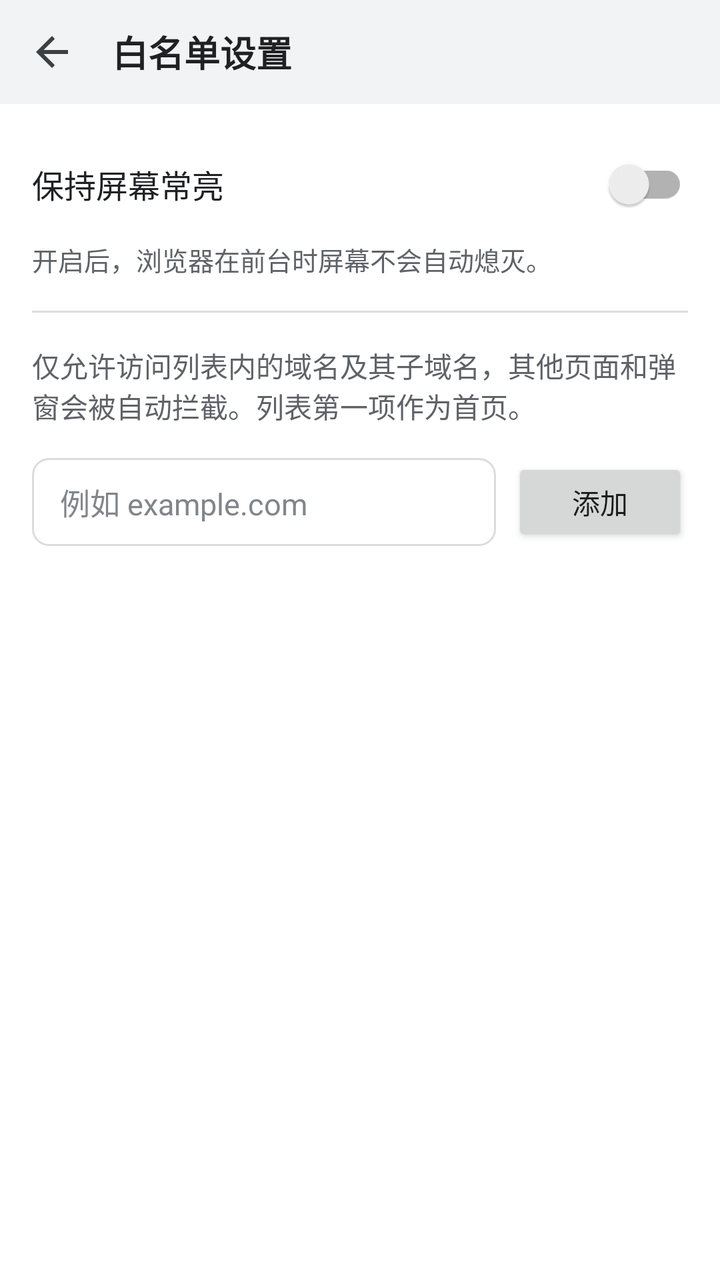
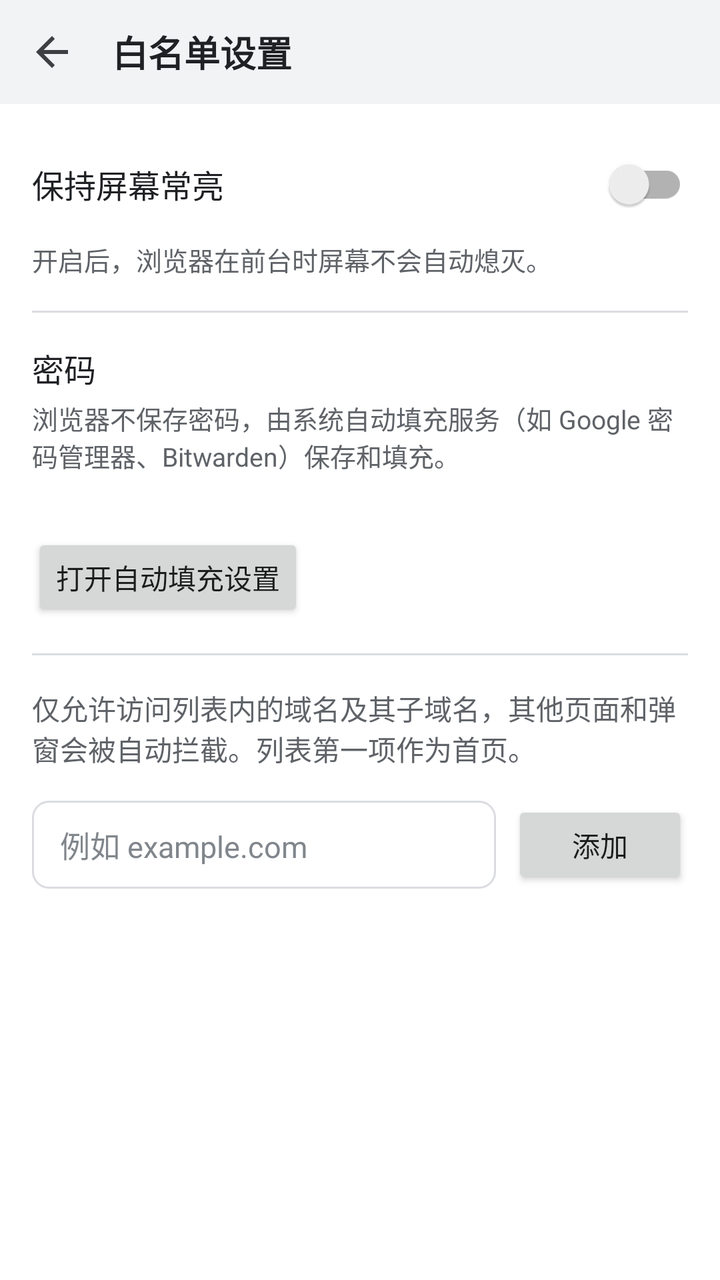

The first picture is an Android layout as it rendered before a commit; the second is the same layout after the commit. The layout source and the unified diff follow.
<!-- AndroidManifest.xml: application theme Theme.YarnChrome -->
<!-- res/layout/activity_settings.xml -->
<?xml version="1.0" encoding="utf-8"?>
<LinearLayout xmlns:android="http://schemas.android.com/apk/res/android"
    android:layout_width="match_parent"
    android:layout_height="match_parent"
    android:background="#FFFFFF"
    android:orientation="vertical">

    <LinearLayout
        android:layout_width="match_parent"
        android:layout_height="52dp"
        android:background="#F1F3F4"
        android:gravity="center_vertical"
        android:orientation="horizontal"
        android:paddingStart="4dp"
        android:paddingEnd="16dp">

        <ImageButton
            android:id="@+id/btnClose"
            android:layout_width="44dp"
            android:layout_height="44dp"
            android:background="?attr/selectableItemBackgroundBorderless"
            android:contentDescription="@string/back"
            android:src="@drawable/ic_back"
            android:tint="#3C4043" />

        <TextView
            android:layout_width="wrap_content"
            android:layout_height="wrap_content"
            android:layout_marginStart="8dp"
            android:text="@string/settings_title"
            android:textColor="#202124"
            android:textSize="18sp"
            android:textStyle="bold" />
    </LinearLayout>

    <ScrollView
        android:layout_width="match_parent"
        android:layout_height="0dp"
        android:layout_weight="1"
        android:fillViewport="true">

        <LinearLayout
            android:layout_width="match_parent"
            android:layout_height="wrap_content"
            android:layout_gravity="center_horizontal"
            android:orientation="vertical"
            android:padding="16dp">

            <androidx.appcompat.widget.SwitchCompat
                android:id="@+id/switchKeepOn"
                android:layout_width="match_parent"
                android:layout_height="48dp"
                android:text="@string/keep_screen_on"
                android:textColor="#202124"
                android:textSize="16sp" />

            <TextView
                android:layout_width="match_parent"
                android:layout_height="wrap_content"
                android:layout_marginTop="4dp"
                android:text="@string/keep_screen_on_desc"
                android:textColor="#5F6368"
                android:textSize="13sp" />

            <View
                android:layout_width="match_parent"
                android:layout_height="1dp"
                android:layout_marginTop="16dp"
                android:layout_marginBottom="16dp"
                android:background="#DADCE0" />

            <TextView
                android:layout_width="match_parent"
                android:layout_height="wrap_content"
                android:text="@string/settings_desc"
                android:textColor="#5F6368"
                android:textSize="14sp" />

            <LinearLayout
                android:layout_width="match_parent"
                android:layout_height="wrap_content"
                android:layout_marginTop="16dp"
                android:gravity="center_vertical"
                android:orientation="horizontal">

                <EditText
                    android:id="@+id/domainInput"
                    android:layout_width="0dp"
                    android:layout_height="44dp"
                    android:layout_weight="1"
                    android:background="@drawable/bg_address"
                    android:hint="@string/domain_hint"
                    android:imeOptions="actionDone"
                    android:importantForAutofill="no"
                    android:inputType="textUri"
                    android:maxLines="1"
                    android:paddingStart="14dp"
                    android:paddingEnd="14dp"
                    android:textColor="#202124"
                    android:textColorHint="#80868B"
                    android:textSize="15sp" />

                <Button
                    android:id="@+id/btnAdd"
                    android:layout_width="wrap_content"
                    android:layout_height="44dp"
                    android:layout_marginStart="8dp"
                    android:text="@string/add" />
            </LinearLayout>

            <LinearLayout
                android:id="@+id/domainList"
                android:layout_width="match_parent"
                android:layout_height="wrap_content"
                android:layout_marginTop="12dp"
                android:orientation="vertical" />

            <TextView
                android:id="@+id/emptyView"
                android:layout_width="match_parent"
                android:layout_height="wrap_content"
                android:layout_marginTop="24dp"
                android:gravity="center"
                android:text="@string/empty_whitelist"
                android:textColor="#80868B"
                android:textSize="14sp"
                android:visibility="gone" />
        </LinearLayout>
    </ScrollView>
</LinearLayout>
<!-- resources referenced by this layout -->
<resources>
  <!-- drawable bg_address (drawable) -->
  <?xml version="1.0" encoding="utf-8"?>
  <shape xmlns:android="http://schemas.android.com/apk/res/android"
      android:shape="rectangle">
      <solid android:color="#FFFFFF" />
      <stroke
          android:width="1dp"
          android:color="#DADCE0" />
      <corners android:radius="8dp" />
  </shape>
  <!-- drawable ic_back (drawable) -->
  <?xml version="1.0" encoding="utf-8"?>
  <vector xmlns:android="http://schemas.android.com/apk/res/android"
      android:width="24dp"
      android:height="24dp"
      android:viewportWidth="24"
      android:viewportHeight="24">
      <path
          android:fillColor="#FF000000"
          android:pathData="M20,11H7.83l5.59,-5.59L12,4l-8,8 8,8 1.41,-1.41L7.83,13H20v-2z" />
  </vector>
  <string name="add">添加</string>
  <string name="back">后退</string>
  <string name="domain_hint">例如 example.com</string>
  <string name="empty_whitelist">白名单为空，请先添加允许访问的域名</string>
  <string name="keep_screen_on">保持屏幕常亮</string>
  <string name="keep_screen_on_desc">开启后，浏览器在前台时屏幕不会自动熄灭。</string>
  <string name="settings_desc">仅允许访问列表内的域名及其子域名，其他页面和弹窗会被自动拦截。列表第一项作为首页。</string>
  <string name="settings_title">白名单设置</string>
  <style name="Theme.YarnChrome" parent="Theme.AppCompat.Light.NoActionBar">
          <item name="colorPrimary">#1A73E8</item>
          <item name="colorPrimaryDark">#F1F3F4</item>
          <item name="colorAccent">#1A73E8</item>
          <item name="android:windowBackground">@android:color/white</item>
          <item name="android:windowLightStatusBar">true</item>
      </style>
</resources>

<!-- the commit's change to res/layout/activity_settings.xml (unified diff, before → after) -->
@@ -72,6 +72,44 @@
             <TextView
                 android:layout_width="match_parent"
                 android:layout_height="wrap_content"
+                android:text="@string/autofill_title"
+                android:textColor="#202124"
+                android:textSize="16sp" />
+
+            <TextView
+                android:id="@+id/autofillDesc"
+                android:layout_width="match_parent"
+                android:layout_height="wrap_content"
+                android:layout_marginTop="4dp"
+                android:text="@string/autofill_desc"
+                android:textColor="#5F6368"
+                android:textSize="13sp" />
+
+            <TextView
+                android:id="@+id/autofillStatus"
+                android:layout_width="match_parent"
+                android:layout_height="wrap_content"
+                android:layout_marginTop="8dp"
+                android:textColor="#3C4043"
+                android:textSize="13sp" />
+
+            <Button
+                android:id="@+id/btnAutofill"
+                android:layout_width="wrap_content"
+                android:layout_height="44dp"
+                android:layout_marginTop="4dp"
+                android:text="@string/autofill_open" />
+
+            <View
+                android:layout_width="match_parent"
+                android:layout_height="1dp"
+                android:layout_marginTop="16dp"
+                android:layout_marginBottom="16dp"
+                android:background="#DADCE0" />
+
+            <TextView
+                android:layout_width="match_parent"
+                android:layout_height="wrap_content"
                 android:text="@string/settings_desc"
                 android:textColor="#5F6368"
                 android:textSize="14sp" />
<!-- resource entries referenced after the edit -->
@@ -22,6 +22,9 @@
           android:pathData="M20,11H7.83l5.59,-5.59L12,4l-8,8 8,8 1.41,-1.41L7.83,13H20v-2z" />
   </vector>
   <string name="add">添加</string>
+  <string name="autofill_desc">浏览器不保存密码，由系统自动填充服务（如 Google 密码管理器、Bitwarden）保存和填充。</string>
+  <string name="autofill_open">打开自动填充设置</string>
+  <string name="autofill_title">密码</string>
   <string name="back">后退</string>
   <string name="domain_hint">例如 example.com</string>
   <string name="empty_whitelist">白名单为空，请先添加允许访问的域名</string>
